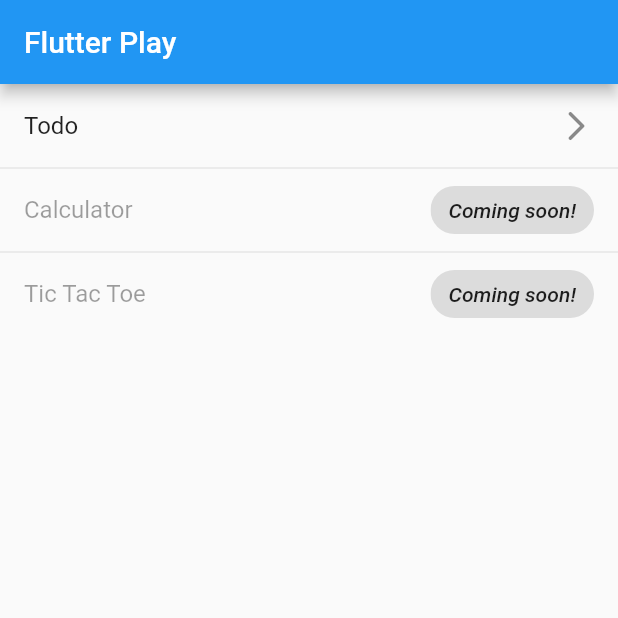
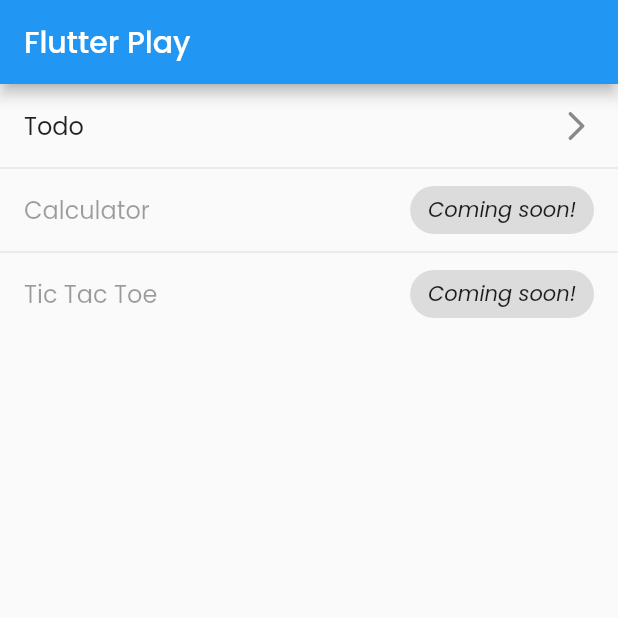
Before and after one commit to fachrihawari/flutter_play, a Flutter app: the screen it shows after launch, on a phone screen of 412 x 824 dp, the top half of it. Run offline on Flutter 3.47's test engine with Material 2 defaults, Android fonts, the light colour scheme and no system bars; our stand-ins replace go_router, google_fonts, shared_preferences.

Commit message:
feat: Use poppins font family

```diff
--- a/lib/main.dart
+++ b/lib/main.dart
@@ -3,6 +3,7 @@
 import 'package:go_router/go_router.dart';
 import 'package:flutter_play/pages/launchpad.dart';
 import 'package:flutter_play/pages/todo.dart';
+import 'package:google_fonts/google_fonts.dart';
 
 void main() {
   runApp(MyApp());
@@ -17,6 +18,9 @@
       routeInformationParser: _router.routeInformationParser,
       routerDelegate: _router.routerDelegate,
       title: 'Flutter Play',
+      theme: ThemeData(
+        textTheme: GoogleFonts.poppinsTextTheme(Theme.of(context).textTheme),
+      ),
     );
   }
 
--- a/pubspec.yaml
+++ b/pubspec.yaml
@@ -30,6 +30,7 @@
   flutter:
     sdk: flutter
   go_router: ^3.1.0
+  google_fonts: ^2.3.2
   shared_preferences: ^2.0.13
   uuid: ^3.0.6
 
```
Also changed, not shown: pubspec.lock, 3 other files.
